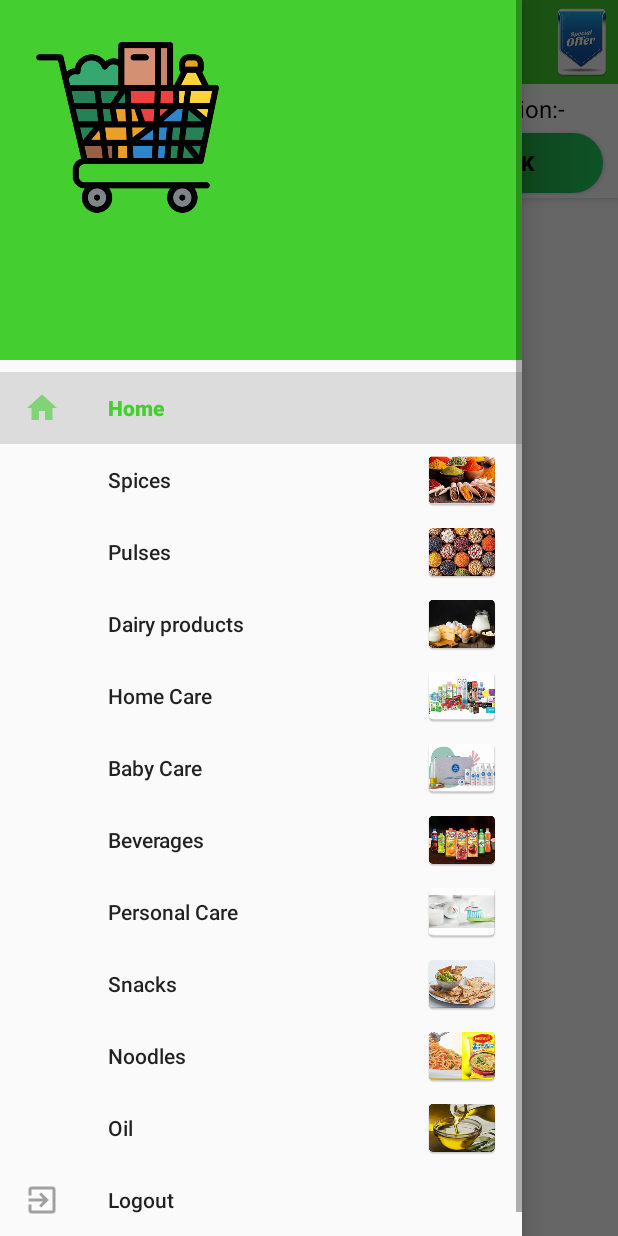
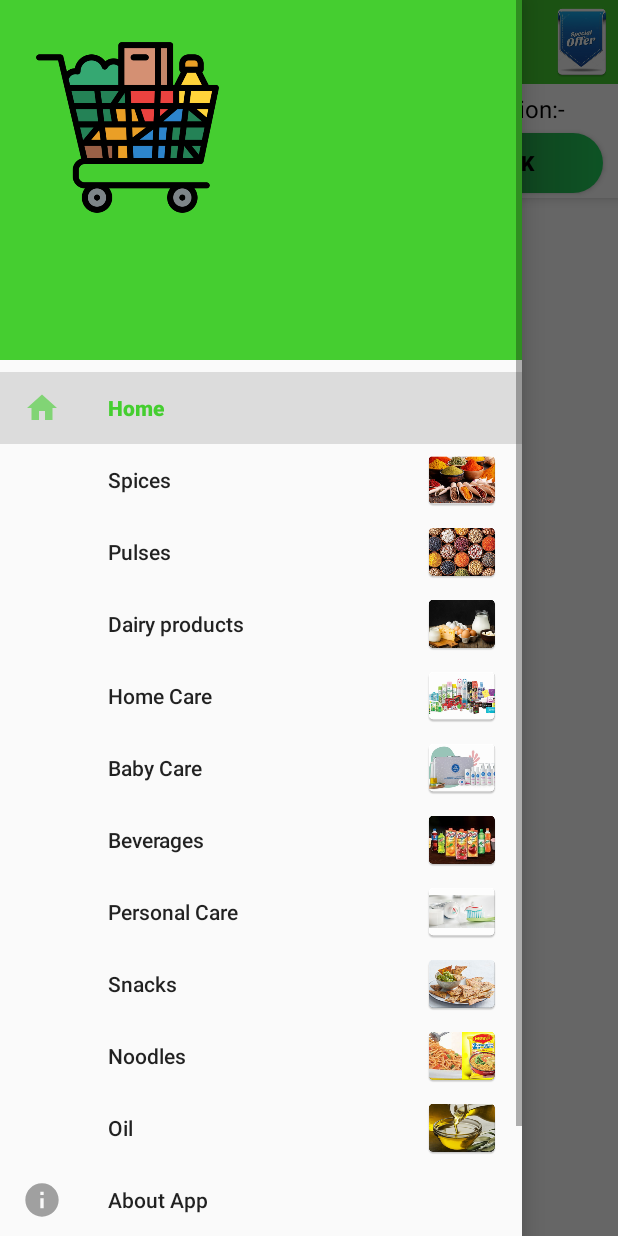
Before and after one commit to Kritip123/grocery_management, an Android app: the fragment CategoriesPage placed in its activity, with the side drawer open, on a phone screen of 412 x 824 dp. Run offline under Robolectric (Android 15) with nearby library versions, the phone set to English and light mode, and no system bars; our stand-ins replace Firebase (no records; nobody signed in at launch, a user with empty details on screens opened directly).

Commit message:
Fragment Complted
Fragment binded and completely working with recycler adapter.
All the categories can easily be fetched now.

```diff
--- a/app/src/main/AndroidManifest.xml
+++ b/app/src/main/AndroidManifest.xml
@@ -14,7 +14,7 @@
         android:roundIcon="@mipmap/ic_launcher_round"
         android:supportsRtl="true"
         android:theme="@style/AppTheme">
-        <activity android:name=".activities.RegisterActivity"></activity>
+        <activity android:name=".activities.RegisterActivity" />
         <activity
             android:name=".activities.DashboardActivity"
             android:configChanges="orientation|screenSize"
--- a/app/src/main/java/com/dsc/grocerymanagement/activities/DashboardActivity.kt
+++ b/app/src/main/java/com/dsc/grocerymanagement/activities/DashboardActivity.kt
@@ -3,7 +3,6 @@ package com.dsc.grocerymanagement.activities
 import android.app.Activity
 import android.app.AlertDialog
 import android.content.Intent
-import android.graphics.Matrix
 import android.os.Bundle
 import android.text.Editable
 import android.text.TextWatcher
@@ -30,21 +29,23 @@ class DashboardActivity : AppCompatActivity() {
     private lateinit var drawerLayout: DrawerLayout
     lateinit var etPin: EditText
     lateinit var btnPin: Button
-    lateinit var txtPinResult:TextView
-    lateinit var img:ImageView
+    lateinit var txtPinResult: TextView
+    lateinit var img: ImageView
     private lateinit var toolbar: Toolbar
     private lateinit var auth: FirebaseAuth
+
     companion object {
         var collection: String = "as"
     }
+
     override fun onCreate(savedInstanceState: Bundle?) {
         super.onCreate(savedInstanceState)
         setContentView(R.layout.activity_dashboard)
         drawerLayout = findViewById(R.id.DrawerLayout)
         navigationView = findViewById(R.id.NavigationView)
-        img=ImageView(this@DashboardActivity)
-        txtPinResult=findViewById(R.id.txtPinResult)
-        txtPinResult.visibility=View.GONE
+        img = ImageView(this@DashboardActivity)
+        txtPinResult = findViewById(R.id.txtPinResult)
+        txtPinResult.visibility = View.GONE
         etPin = findViewById(R.id.etPin)
         btnPin = findViewById(R.id.btnPin)
         navigationView.menu.getItem(0).isChecked = true
@@ -65,7 +66,7 @@ class DashboardActivity : AppCompatActivity() {
         actionBarDrawerToggle.syncState()
         openFragment(HomePage(), "All items", "grocery")
         img.setOnClickListener {
-            openFragment(OffersPage(),"Offers","null")
+            openFragment(OffersPage(), "Offers", "null")
         }
         navigationView.setNavigationItemSelectedListener {
             when (it.itemId) {
@@ -73,37 +74,40 @@ class DashboardActivity : AppCompatActivity() {
                     openFragment(HomePage(), "All items", "grocery")
                 }
                 R.id.spices -> {
-                    openFragment(ItemsPage(), "Spices", "spices")
+                    openFragment(CategoriesPage(), "Spices", "spices")
                 }
                 R.id.pulses -> {
-                    openFragment(ItemsPage(), "Pulses", "Pulse")
+                    openFragment(CategoriesPage(), "Pulses", "Pulse")
                 }
                 /*R.id.rice -> {
-                    openFragment(ItemsPage(), "Rice", "Rice")
+                    openFragment(CategoriesPage(), "Rice", "Rice")
                 }*/
                 R.id.dairy -> {
-                    openFragment(ItemsPage(), "Dairy Products", "dairy")
+                    openFragment(CategoriesPage(), "Dairy Products", "dairy")
                 }
                 R.id.hCare -> {
-                    openFragment(ItemsPage(), "Home Care", "homeCare")
+                    openFragment(CategoriesPage(), "Home Care", "homeCare")
                 }
                 R.id.bCare -> {
-                    openFragment(ItemsPage(), "Baby Care", "babyCare")
+                    openFragment(CategoriesPage(), "Baby Care", "babyCare")
                 }
                 R.id.beverages -> {
-                    openFragment(ItemsPage(), "Beverages", "beverages")
+                    openFragment(CategoriesPage(), "Beverages", "beverages")
                 }
                 R.id.pCare -> {
-                    openFragment(ItemsPage(), "Personal Care", "personal")
+                    openFragment(CategoriesPage(), "Personal Care", "personal")
                 }
                 R.id.snacks -> {
-                    openFragment(ItemsPage(), "Snacks", "snacks")
+                    openFragment(CategoriesPage(), "Snacks", "snacks")
                 }
                 R.id.noodles -> {
-                    openFragment(ItemsPage(), "Noodles", "noodles")
+                    openFragment(CategoriesPage(), "Noodles", "noodles")
                 }
                 R.id.oil -> {
-                    openFragment(ItemsPage(), "Oil", "oil")
+                    openFragment(CategoriesPage(), "Oil", "oil")
+                }
+                R.id.about -> {
+                    openFragment(AboutAppPage(),"About App","null")
                 }
                 R.id.logout -> {
                     logoutUser()
@@ -117,11 +121,11 @@ class DashboardActivity : AppCompatActivity() {
         btnPin.setOnClickListener {
             val pin = etPin.text.toString().trim()
             if (pin.length == 6) {
-                etPin.setCompoundDrawablesWithIntrinsicBounds(R.drawable.okay,0,0,0)
-                txtPinResult.visibility=View.GONE
+                etPin.setCompoundDrawablesWithIntrinsicBounds(R.drawable.okay, 0, 0, 0)
+                txtPinResult.visibility = View.GONE
             } else {
-                etPin.setCompoundDrawablesWithIntrinsicBounds(R.drawable.cancel,0,0,0)
-                txtPinResult.visibility=View.VISIBLE
+                etPin.setCompoundDrawablesWithIntrinsicBounds(R.drawable.cancel, 0, 0, 0)
+                txtPinResult.visibility = View.VISIBLE
             }
         }
     }
@@ -138,8 +142,8 @@ class DashboardActivity : AppCompatActivity() {
         if (id == android.R.id.home) {
             drawerLayout.openDrawer(GravityCompat.START)
         }
-        if(id == R.id.offers){
-            openFragment(OffersPage(),"Offers","null")
+        if (id == R.id.offers) {
+            openFragment(OffersPage(), "Offers", "null")
         }
         return super.onOptionsItemSelected(item)
     }
@@ -250,9 +254,9 @@ class DashboardActivity : AppCompatActivity() {
 
     override fun onCreateOptionsMenu(menu: Menu?): Boolean {
         img.setImageResource(R.mipmap.offers)
-        val inflater:MenuInflater=menuInflater
-        inflater.inflate(R.menu.offers,menu)
-        menu?.findItem(R.id.offers)?.actionView=img
+        val inflater: MenuInflater = menuInflater
+        inflater.inflate(R.menu.offers, menu)
+        menu?.findItem(R.id.offers)?.actionView = img
         return super.onCreateOptionsMenu(menu)
     }
 
--- /dev/null
+++ b/app/src/main/java/com/dsc/grocerymanagement/fragments/AboutAppPage.java
@@ -0,0 +1,66 @@
+package com.dsc.grocerymanagement.fragments;
+
+import android.os.Bundle;
+
+import androidx.fragment.app.Fragment;
+
+import android.view.LayoutInflater;
+import android.view.View;
+import android.view.ViewGroup;
+
+import com.dsc.grocerymanagement.R;
+
+/**
+ * A simple {@link Fragment} subclass.
+ * Use the {@link AboutAppPage#newInstance} factory method to
+ * create an instance of this fragment.
+ */
+public class AboutAppPage extends Fragment {
+
+    // TODO: Rename parameter arguments, choose names that match
+    // the fragment initialization parameters, e.g. ARG_ITEM_NUMBER
+    private static final String ARG_PARAM1 = "param1";
+    private static final String ARG_PARAM2 = "param2";
+
+    // TODO: Rename and change types of parameters
+    private String mParam1;
+    private String mParam2;
+
+    public AboutAppPage() {
+        // Required empty public constructor
+    }
+
+    /**
+     * Use this factory method to create a new instance of
+     * this fragment using the provided parameters.
+     *
+     * @param param1 Parameter 1.
+     * @param param2 Parameter 2.
+     * @return A new instance of fragment AboutAppPage.
+     */
+    // TODO: Rename and change types and number of parameters
+    public static AboutAppPage newInstance(String param1, String param2) {
+        AboutAppPage fragment = new AboutAppPage();
+        Bundle args = new Bundle();
+        args.putString(ARG_PARAM1, param1);
+        args.putString(ARG_PARAM2, param2);
+        fragment.setArguments(args);
+        return fragment;
+    }
+
+    @Override
+    public void onCreate(Bundle savedInstanceState) {
+        super.onCreate(savedInstanceState);
+        if (getArguments() != null) {
+            mParam1 = getArguments().getString(ARG_PARAM1);
+            mParam2 = getArguments().getString(ARG_PARAM2);
+        }
+    }
+
+    @Override
+    public View onCreateView(LayoutInflater inflater, ViewGroup container,
+                             Bundle savedInstanceState) {
+        // Inflate the layout for this fragment
+        return inflater.inflate(R.layout.fragment_about_app_page, container, false);
+    }
+}
--- a/app/src/main/java/com/dsc/grocerymanagement/fragments/ItemsPage.kt
+++ b/app/src/main/java/com/dsc/grocerymanagement/fragments/CategoriesPage.kt
@@ -22,7 +22,7 @@ import com.firebase.ui.firestore.FirestoreRecyclerOptions
 import com.google.firebase.firestore.FirebaseFirestore
 import com.google.firebase.firestore.Query
 
-class ItemsPage : Fragment() {
+class CategoriesPage : Fragment() {
     private lateinit var recview: RecyclerView
     lateinit var searchView: SearchView
     lateinit var progressLayout: RelativeLayout
@@ -30,7 +30,7 @@ class ItemsPage : Fragment() {
     private lateinit var adapter: FirestoreRecyclerAdapter<*, *>
     override fun onCreateView(inflater: LayoutInflater, container: ViewGroup?,
                               savedInstanceState: Bundle?): View? {
-        val view = inflater.inflate(R.layout.fragment_home_page, container, false)
+        val view = inflater.inflate(R.layout.fragment_items_page, container, false)
         recview = view.findViewById(R.id.firestore_list)
         progressLayout=view.findViewById(R.id.progressLayout)
         progressLayout.visibility=View.VISIBLE
--- a/app/src/main/java/com/dsc/grocerymanagement/fragments/HomePage.kt
+++ b/app/src/main/java/com/dsc/grocerymanagement/fragments/HomePage.kt
@@ -15,7 +15,6 @@ import androidx.recyclerview.widget.LinearLayoutManager
 import androidx.recyclerview.widget.RecyclerView
 import com.bumptech.glide.Glide
 import com.dsc.grocerymanagement.R
-import com.dsc.grocerymanagement.activities.DashboardActivity
 import com.dsc.grocerymanagement.model.grocerymodel
 import com.firebase.ui.firestore.FirestoreRecyclerAdapter
 import com.firebase.ui.firestore.FirestoreRecyclerOptions
@@ -30,7 +29,7 @@ class HomePage : Fragment() {
     private lateinit var adapter: FirestoreRecyclerAdapter<*, *>
     override fun onCreateView(inflater: LayoutInflater, container: ViewGroup?,
                               savedInstanceState: Bundle?): View? {
-        val view = inflater.inflate(R.layout.fragment_home_page, container, false)
+        val view = inflater.inflate(R.layout.fragment_items_page, container, false)
         progressLayout=view.findViewById(R.id.progressLayout)
         recview = view.findViewById(R.id.firestore_list)
         progressLayout.visibility=View.VISIBLE
--- /dev/null
+++ b/app/src/main/res/drawable-anydpi/about.xml
@@ -0,0 +1,16 @@
+<vector xmlns:android="http://schemas.android.com/apk/res/android"
+    android:width="24dp"
+    android:height="24dp"
+    android:viewportWidth="24"
+    android:viewportHeight="24"
+    android:tint="#333333"
+    android:alpha="0.6">
+  <group android:scaleX="1.1111112"
+      android:scaleY="1.1111112"
+      android:translateX="-1.3333334"
+      android:translateY="-1.3333334">
+    <path
+        android:fillColor="@android:color/white"
+        android:pathData="M12,2C6.48,2 2,6.48 2,12s4.48,10 10,10 10,-4.48 10,-10S17.52,2 12,2zM13,17h-2v-6h2v6zM13,9h-2L11,7h2v2z"/>
+  </group>
+</vector>
--- /dev/null
+++ b/app/src/main/res/layout/fragment_about_app_page.xml
@@ -0,0 +1,14 @@
+<?xml version="1.0" encoding="utf-8"?>
+<FrameLayout xmlns:android="http://schemas.android.com/apk/res/android"
+    xmlns:tools="http://schemas.android.com/tools"
+    android:layout_width="match_parent"
+    android:layout_height="match_parent"
+    tools:context=".fragments.AboutAppPage">
+
+    <!-- TODO: Update blank fragment layout -->
+    <TextView
+        android:layout_width="match_parent"
+        android:layout_height="match_parent"
+        android:text="@string/hello_blank_fragment" />
+
+</FrameLayout>
--- a/app/src/main/res/menu/menu_drawer.xml
+++ b/app/src/main/res/menu/menu_drawer.xml
@@ -4,43 +4,47 @@
         <item
             android:id="@+id/hOme"
             android:icon="@drawable/home"
-            android:title="Home"/>
+            android:title="@string/home"/>
         <item
             android:id="@+id/spices"
-            android:title="Spices"/>
+            android:title="@string/spices"/>
         <item
             android:id="@+id/pulses"
-            android:title="Pulses"/>
+            android:title="@string/pulses"/>
         <!--<item
             android:id="@+id/rice"
             android:title="Rice"/>-->
         <item
             android:id="@+id/dairy"
-            android:title="Dairy products"/>
+            android:title="@string/dairy_products"/>
         <item
             android:id="@+id/hCare"
-            android:title="Home Care"/>
+            android:title="@string/home_care"/>
         <item
             android:id="@+id/bCare"
-            android:title="Baby Care"/>
+            android:title="@string/baby_care"/>
         <item
             android:id="@+id/beverages"
-            android:title="Beverages"/>
+            android:title="@string/beverages"/>
         <item
             android:id="@+id/pCare"
-            android:title="Personal Care"/>
+            android:title="@string/personal_care"/>
         <item
             android:id="@+id/snacks"
-            android:title="Snacks"/>
+            android:title="@string/snacks"/>
         <item
             android:id="@+id/noodles"
-            android:title="Noodles"/>
+            android:title="@string/noodles"/>
         <item
             android:id="@+id/oil"
-            android:title="Oil"/>
+            android:title="@string/oil"/>
+        <item
+            android:id="@+id/about"
+            android:title="@string/about_app"
+            android:icon="@drawable/about"/>
         <item
             android:id="@+id/logout"
             android:icon="@drawable/logout"
-            android:title="Logout"/>
+            android:title="@string/logout"/>
     </group>
 </menu>
--- a/app/src/main/res/values/strings.xml
+++ b/app/src/main/res/values/strings.xml
@@ -21,4 +21,17 @@
     <string name="not_eligible_for_this_pincode"><u>Not Eligible for this pincode</u></string>
     <string name="offers">Offers</string>
     <string name="are_you_a_merchant_nget_your_company_registered">Are you a merchant?\nGet your company registered!</string>
+    <string name="home">Home</string>
+    <string name="spices">Spices</string>
+    <string name="pulses">Pulses</string>
+    <string name="dairy_products">Dairy products</string>
+    <string name="home_care">Home Care</string>
+    <string name="baby_care">Baby Care</string>
+    <string name="beverages">Beverages</string>
+    <string name="personal_care">Personal Care</string>
+    <string name="snacks">Snacks</string>
+    <string name="noodles">Noodles</string>
+    <string name="oil">Oil</string>
+    <string name="about_app">About App</string>
+    <string name="logout">Logout</string>
 </resources>
```
Also changed, not shown: app/src/main/res/drawable-hdpi/about.png (added), app/src/main/res/drawable-mdpi/about.png (added), app/src/main/res/drawable-xhdpi/about.png (added), app/src/main/res/drawable-xxhdpi/about.png (added), app/src/main/res/layout/fragment_items_page.xml (renamed from app/src/main/res/layout/fragment_home_page.xml), app/src/main/res/mipmap-hdpi/rice.png (deleted), app/src/main/res/mipmap-mdpi/rice.png (deleted), app/src/main/res/mipmap-xhdpi/rice.png (deleted), app/src/main/res/mipmap-xxhdpi/rice.png (deleted), app/src/main/res/mipmap-xxxhdpi/rice.png (deleted).
